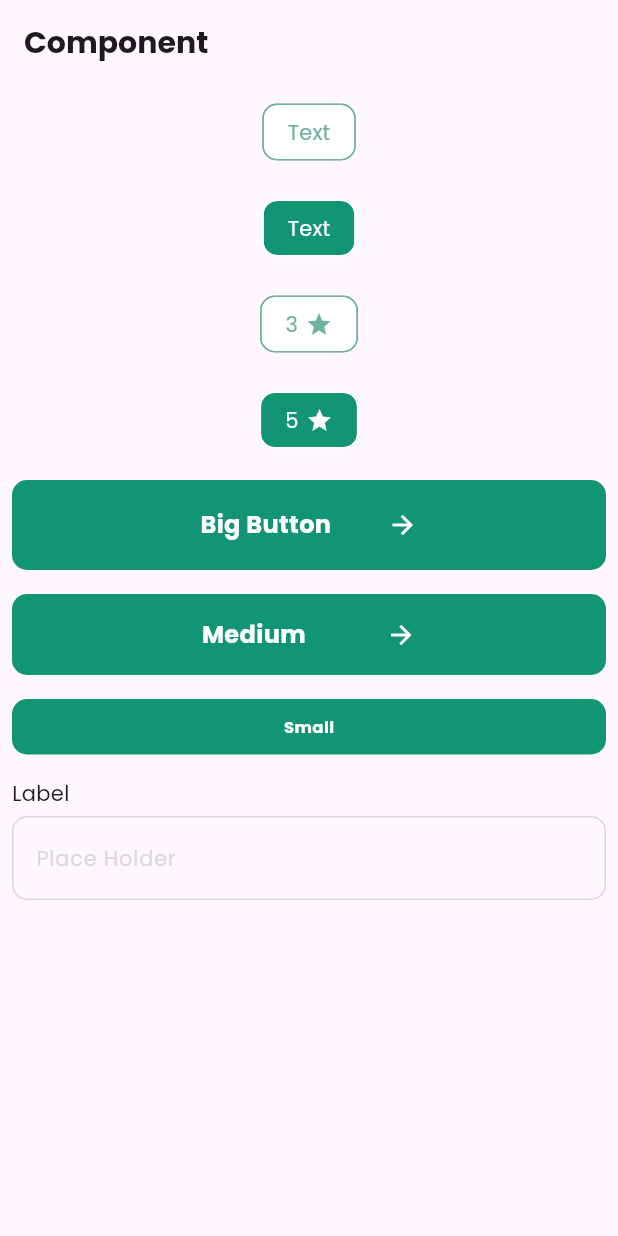
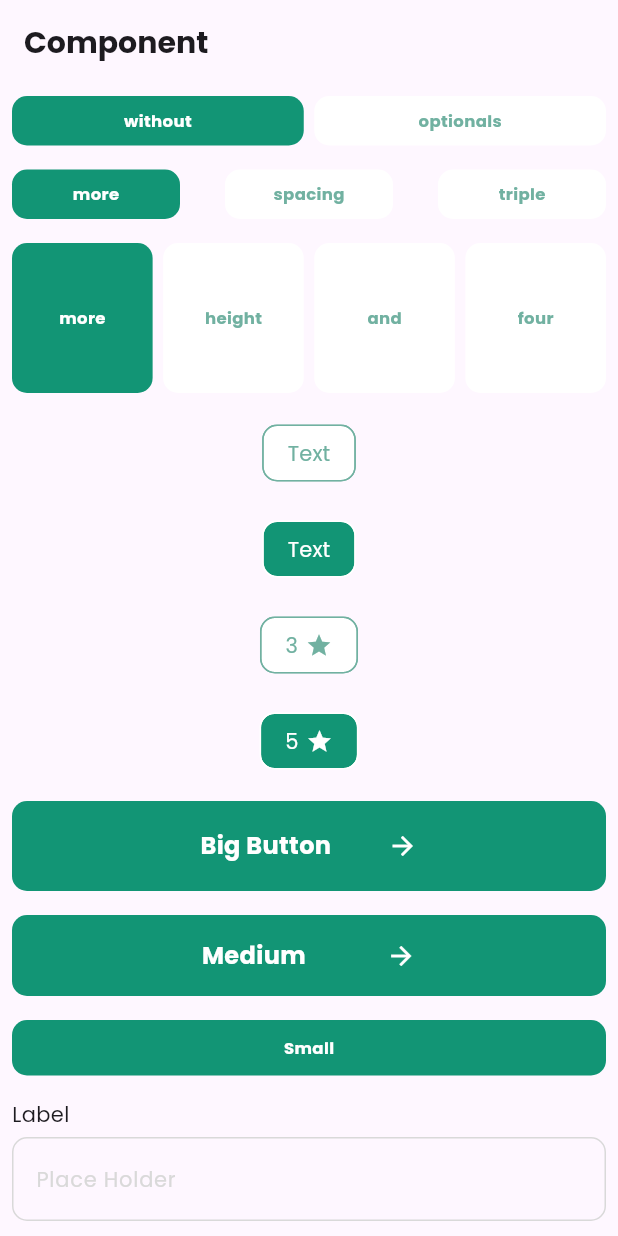
Before and after one commit to rheech22/flutter_recipe, a Flutter app: the screen it shows after launch, on a phone screen of 412 x 824 dp. Run offline on Flutter 3.47's test engine with Material 3 defaults, Android fonts, the phone set to English and light mode, and no system bars; our stand-ins replace device_preview.

Commit message:
feat: add tablist

```diff
--- /dev/null
+++ b/lib/core/presentation/components/tablist.dart
@@ -0,0 +1,96 @@
+import 'package:flutter/material.dart';
+import 'package:flutter_recipe/ui/color_styles.dart';
+import 'package:flutter_recipe/ui/text_styles.dart';
+
+class Tablist extends StatefulWidget {
+  final List<String> labels;
+  final void Function(int index) onPressed;
+  final int initialIndex;
+  final double height;
+  final double spacing;
+
+  const Tablist({
+    super.key,
+    required this.labels,
+    required this.onPressed,
+    this.initialIndex = 0,
+    this.height = 33.0,
+    this.spacing = 7.0,
+  });
+
+  @override
+  State<Tablist> createState() => _TablistState();
+}
+
+class _TablistState extends State<Tablist> {
+  late int selectedIndex;
+
+  @override
+  void initState() {
+    super.initState();
+    selectedIndex = widget.initialIndex;
+  }
+
+  void _onPressed(int index) {
+    widget.onPressed(index);
+    setState(() {
+      selectedIndex = index;
+    });
+  }
+
+  @override
+  Widget build(BuildContext context) {
+    return Row(
+      spacing: widget.spacing,
+      children: [
+        ...List.generate(widget.labels.length, (index) {
+          return Expanded(
+            child: GestureDetector(
+              onTap: () => _onPressed(index),
+              child: _TabItem(
+                label: widget.labels[index],
+                color: index == selectedIndex
+                    ? ColorStyles.primary100
+                    : ColorStyles.white,
+                height: widget.height,
+              ),
+            ),
+          );
+        }),
+      ],
+    );
+  }
+}
+
+class _TabItem extends StatelessWidget {
+  final String label;
+  final Color color;
+  final double height;
+
+  const _TabItem({
+    required this.label,
+    required this.color,
+    required this.height,
+  });
+
+  @override
+  Widget build(BuildContext context) {
+    return Container(
+      height: height,
+      decoration: BoxDecoration(
+        borderRadius: BorderRadius.circular(10),
+        color: color,
+      ),
+      child: Center(
+        child: Text(
+          label,
+          style: TextStyles.smallerTextBold.copyWith(
+            color: color == ColorStyles.white
+                ? ColorStyles.primary80
+                : ColorStyles.white,
+          ),
+        ),
+      ),
+    );
+  }
+}
--- a/lib/main.dart
+++ b/lib/main.dart
@@ -1,5 +1,6 @@
 import 'package:device_preview/device_preview.dart';
 import 'package:flutter/material.dart' hide Badge;
+import 'package:flutter_recipe/core/presentation/components/tablist.dart';
 
 import 'core/presentation/components/input_field.dart';
 import 'core/presentation/components/button.dart';
@@ -48,6 +49,35 @@ class HomePage extends StatelessWidget {
       ),
       body: ListView(
         children: [
+          Padding(
+            padding: const EdgeInsets.all(8.0),
+            child: Tablist(
+              labels: ['without', 'optionals'],
+              onPressed: (index) {
+                print('Tab Changed to $index');
+              },
+            ),
+          ),
+          Padding(
+            padding: const EdgeInsets.all(8.0),
+            child: Tablist(
+              labels: ['more', 'spacing', 'triple'],
+              onPressed: (index) {
+                print('Tab Changed to $index');
+              },
+              spacing: 30,
+            ),
+          ),
+          Padding(
+            padding: const EdgeInsets.all(8.0),
+            child: Tablist(
+              labels: ['more', 'height', 'and', 'four'],
+              onPressed: (index) {
+                print('Tab Changed to $index');
+              },
+              height: 100,
+            ),
+          ),
           Padding(
             padding: const EdgeInsets.all(8.0),
             child: const Badge('Text'),
```
